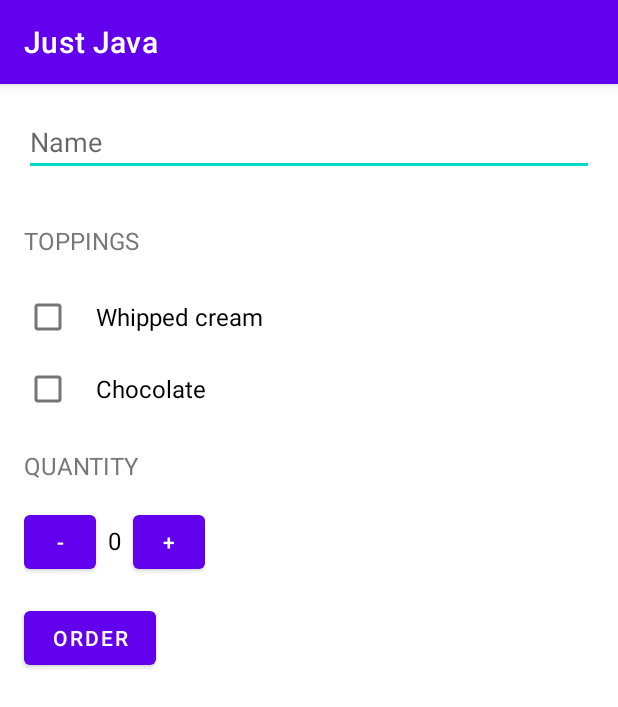
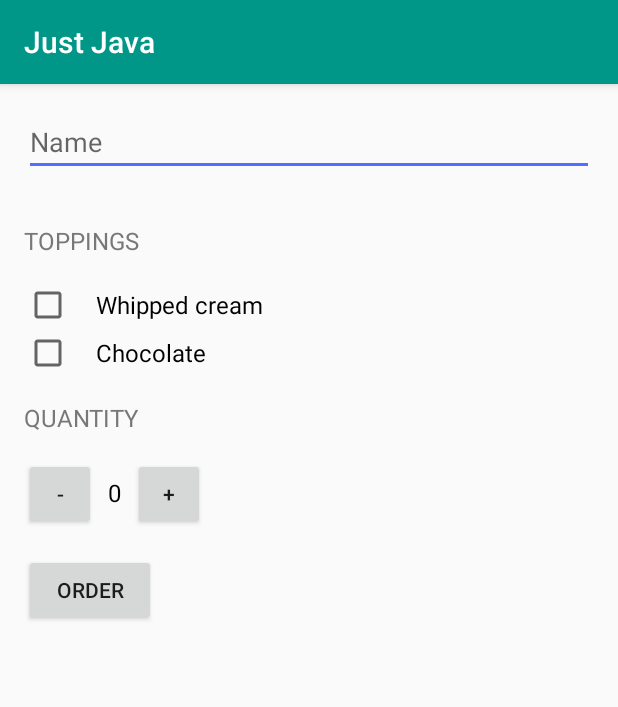
Before and after one commit to AmarantBCL/JustJava-Android, an Android app: the screen it shows after launch (MainActivity), on a phone screen of 412 x 824 dp. Shown: the top 707 px of the screen. Run offline under Robolectric (Android 15) with nearby library versions, the phone set to English and light mode, and no system bars.

Commit message:
Added theme

```diff
--- a/app/src/main/AndroidManifest.xml
+++ b/app/src/main/AndroidManifest.xml
@@ -8,7 +8,7 @@
         android:label="@string/app_name"
         android:roundIcon="@mipmap/ic_launcher_round"
         android:supportsRtl="true"
-        android:theme="@style/Theme.JustJava">
+        android:theme="@style/AppTheme">
         <activity
             android:name=".MainActivity"
             android:exported="true">
--- a/app/src/main/res/layout/activity_main.xml
+++ b/app/src/main/res/layout/activity_main.xml
@@ -18,7 +18,8 @@
         android:layout_width="wrap_content"
         android:layout_height="wrap_content"
         android:layout_margin="16dp"
-        android:text="@string/toppings" />
+        android:text="@string/toppings"
+        android:textAllCaps="true"/>
 
     <CheckBox
         android:id="@+id/cream_checkbox"
@@ -43,7 +44,8 @@
         android:layout_width="wrap_content"
         android:layout_height="wrap_content"
         android:layout_margin="16dp"
-        android:text="@string/quantity" />
+        android:text="@string/quantity"
+        android:textAllCaps="true"/>
 
     <LinearLayout
         android:layout_width="wrap_content"
@@ -80,6 +82,7 @@
         android:layout_height="wrap_content"
         android:layout_margin="16dp"
         android:onClick="submitOrder"
-        android:text="@string/order" />
+        android:text="@string/order"
+        android:textAllCaps="true"/>
 
 </LinearLayout>
--- a/app/src/main/res/values/strings.xml
+++ b/app/src/main/res/values/strings.xml
@@ -1,10 +1,10 @@
 <resources xmlns:xliff="urn:oasis:names:tc:xliff:document:1.2">
     <string name="app_name">Just Java</string>
-    <string name="toppings">TOPPINGS</string>
+    <string name="toppings">Toppings</string>
     <string name="whipped_cream">Whipped cream</string>
     <string name="chocolate">Chocolate</string>
-    <string name="quantity">QUANTITY</string>
-    <string name="order">ORDER</string>
+    <string name="quantity">Quantity</string>
+    <string name="order">Order</string>
     <string name="name">Name</string>
     <string name="thank_you">Thank you!</string>
     <string name="make_order">Make your order!</string>
--- a/app/src/main/res/values/styles.xml
+++ b/app/src/main/res/values/styles.xml
@@ -1,5 +1,10 @@
 <?xml version="1.0" encoding="utf-8"?>
 <resources>
+    <style name="AppTheme" parent="Theme.AppCompat.Light.DarkActionBar">
+        <item name="colorPrimary">#009688</item>
+        <item name="colorPrimaryDark">#00796B</item>
+        <item name="colorAccent">#536DFE</item>
+    </style>
     <style name="TextStyle">
         <item name="android:textSize">16sp</item>
         <item name="android:textColor">#787878</item>
```
Also changed, not shown: 1 other file.
